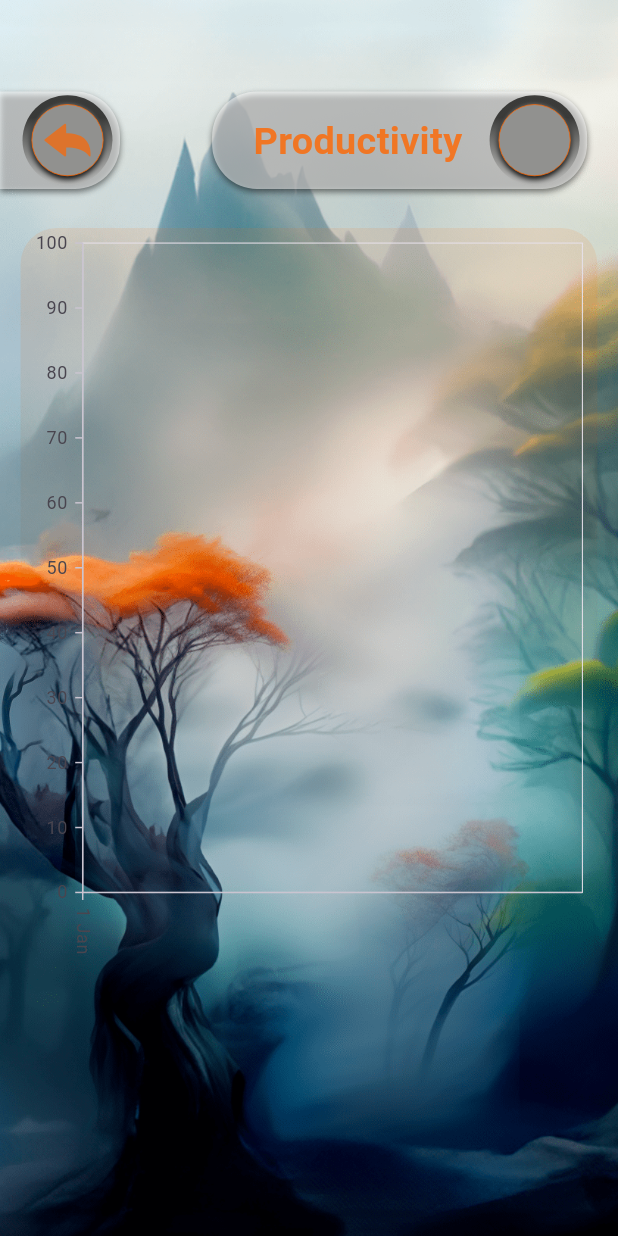
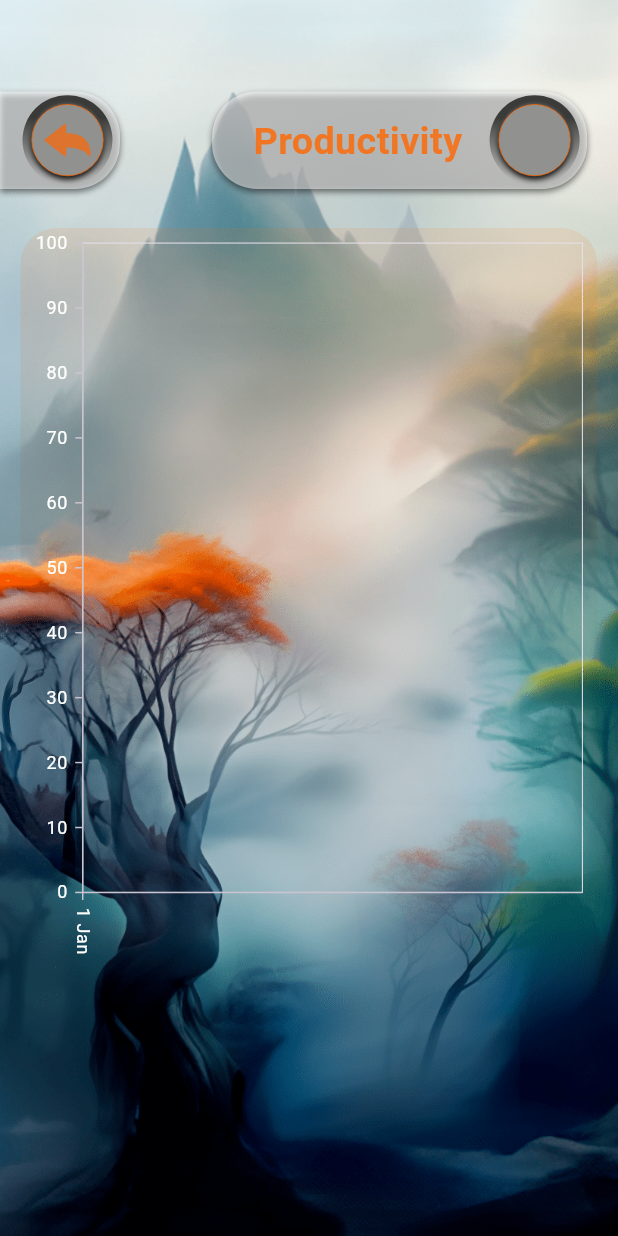
Before and after one commit to denissavishchev/today, a Flutter app: the DailyStatisticPage screen opened directly, on a phone screen of 412 x 824 dp. Run offline on Flutter 3.47's test engine with Material 3 defaults, Android fonts, the phone set to English and light mode, and no system bars; our stand-ins replace awesome_notifications, countup, flutter_screenutil, flutter_svg, hive, hive_flutter and 2 more; missing offline and left inert: flutter_ringtone_player, flutter_rounded_date_picker; accounts and stored records are empty.

```diff
--- a/lib/widgets/daily_statistic_chart_widget.dart
+++ b/lib/widgets/daily_statistic_chart_widget.dart
@@ -23,21 +23,15 @@ class DailyStatisticChartWidget extends StatelessWidget {
           primaryXAxis: DateTimeAxis(
             dateFormat: DateFormat('d MMM'),
             labelRotation: 90,
-              // borderWidth: 1.0,
-              borderColor: Colors.blue,
+            labelStyle: const TextStyle(color: kWhite),
             majorGridLines: const MajorGridLines(width: 0,),
-            // maximumLabels: 3
-            placeLabelsNearAxisLine: false
-
           ),
           primaryYAxis: CategoryAxis(
-            borderColor: kWhite,
-            // tickPosition: TickPosition.inside,
-              placeLabelsNearAxisLine: true,
+            labelStyle: const TextStyle(color: kWhite),
+            placeLabelsNearAxisLine: true,
             minimum: 0,
             maximum: 100,
             majorGridLines: const MajorGridLines(width: 0,),
-
           ),
           series: <CartesianSeries>[
             SplineAreaSeries<PercentModel, DateTime>(
@@ -45,16 +39,30 @@ class DailyStatisticChartWidget extends StatelessWidget {
                 xValueMapper: (PercentModel data, _) => DateTime.parse(data.dateTime),
                 yValueMapper: (PercentModel data, _) => data.percent,
                 dataLabelSettings: const DataLabelSettings(
-                    isVisible: true
+                  isVisible: true,
+                  textStyle: TextStyle(color: kWhite, fontWeight: FontWeight.bold),
+                  margin: EdgeInsets.symmetric(vertical: 2, horizontal: 4),
+                  borderColor: kGreen,
+                  borderWidth: 1,
+                  color: kOrange,
+                  opacity: 0.8,
                 ),
+                borderColor: kGreen.withOpacity(0.5),
+                borderWidth: 2,
                 color: kOrange,
                 gradient: LinearGradient(
-                  colors: [kOrange, kWhite]
+                    colors: [kOrange.withOpacity(0.7), kWhite.withOpacity(0.4)],
+                    stops: const [0.5, 1],
+                    begin: Alignment.topCenter,
+                    end: Alignment.bottomCenter
                 ),
                 splineType: SplineType.cardinal,
-                markerSettings: MarkerSettings(
-                  isVisible: true,
-                  color: kWhite
+                markerSettings: const MarkerSettings(
+                    isVisible: true,
+                    color: kOrange,
+                    borderColor: kOrange,
+                    width: 2,
+                    height: 8
                 ),
                 animationDuration: 1000
             )
```
Also changed, not shown: lib/widgets/water_statistic_chart_widget.dart (+17 -15 lines).
